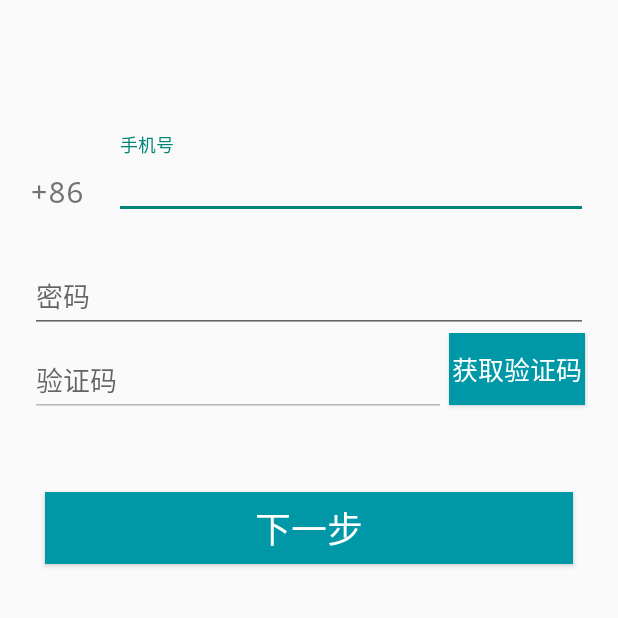
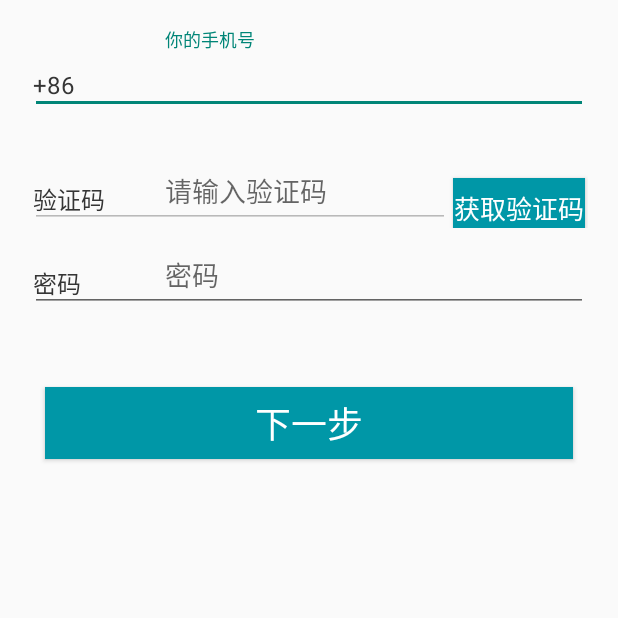
Before and after one commit to QiuMing/ChenXi, an Android app: the RegisterActivity screen opened directly, with no data from a screen before it, on a phone screen of 412 x 824 dp, the top half of it. Run offline under Robolectric (Android 15) with nearby library versions, the phone set to English and light mode, and no system bars; our stand-ins replace ButterKnife, CircleImageView; libraries missing offline, so code that uses them is left out: com.squareup.leakcanary.

Commit message:
It doesn't matter

```diff
--- a/app/src/main/AndroidManifest.xml
+++ b/app/src/main/AndroidManifest.xml
@@ -22,7 +22,7 @@
         android:allowBackup="true"
         android:icon="@mipmap/ic_launcher"
         android:label="@string/app_name"
-        android:theme="@style/AppTheme">
+        android:theme="@style/AppTheme.WithoutActionBar">
 
         <activity
             android:name=".ui.activity.MainActivity"
@@ -40,9 +40,6 @@
             android:name=".ui.activity.RegisterActivity"
             android:screenOrientation="portrait" />
 
-        <activity
-            android:name=".ui.activity.TelVerificationActivity"
-            android:screenOrientation="portrait" />
         <activity
             android:name=".ui.activity.UserInfoActivity"
             android:screenOrientation="portrait" />
--- a/app/src/main/java/com/hunter/chenxi/ui/activity/RegisterActivity.java
+++ b/app/src/main/java/com/hunter/chenxi/ui/activity/RegisterActivity.java
@@ -6,7 +6,6 @@ import android.os.Handler;
 import android.os.Message;
 import android.text.TextUtils;
 import android.util.Log;
-import android.view.View;
 import android.widget.Button;
 import android.widget.EditText;
 
@@ -16,24 +15,24 @@ import com.hunter.chenxi.utils.NumberUtils;
 import com.hunter.chenxi.utils.Utils;
 
 import butterknife.Bind;
+import butterknife.ButterKnife;
+import butterknife.OnClick;
 import cn.smssdk.EventHandler;
 import cn.smssdk.SMSSDK;
 
-public class RegisterActivity extends BaseActivity implements View.OnClickListener {
+public class RegisterActivity extends BaseActivity {
     @Bind(R.id.btnNext)
     Button next;
-    @Bind(R.id.BtnSendVerification)
-    Button btnVerification;
+    @Bind(R.id.BtnSendVerify)
+    Button btnverlfy;
     @Bind(R.id.textTel)
     EditText tel;
-    @Bind(R.id.textVerification)
-    EditText textVerification;
+    @Bind(R.id.textVerify)
+    EditText textVerify;
     @Bind(R.id.textPass)
     EditText texrPass;
 
     private boolean isGetVerification = false;
-    private static String APPKEY = "bdd5b912c5a4";
-    private static String APPSECRET = "168684c94a48523d64c3fc65fc1ae767";
 
     @Override
     public void initContentView() {
@@ -42,8 +41,6 @@ public class RegisterActivity extends BaseActivity implements View.OnClickListen
 
     @Override
     public void initPresenter() {
-        SMSSDK.initSDK(RegisterActivity.this, APPKEY, APPSECRET, true);
-        SMSSDK.registerEventHandler(eh); //注册短信回调
     }
 
     EventHandler eh = new EventHandler() {
@@ -54,7 +51,6 @@ public class RegisterActivity extends BaseActivity implements View.OnClickListen
             msg.arg2 = result;
             msg.obj = data;
             mHandler.sendMessage(msg);
-
         }
 
     };
@@ -95,11 +91,12 @@ public class RegisterActivity extends BaseActivity implements View.OnClickListen
 
     @Override
     public void initView() {
-        next.setOnClickListener(RegisterActivity.this);
-        btnVerification.setOnClickListener(RegisterActivity.this);
-        textVerification.setEnabled(false);
+        ButterKnife.bind(this);
+
+        textVerify.setEnabled(false);
+        btnverlfy.getLayoutParams().height = Utils.sp2px(20 + 20);
+
     }
-
 
     @Override
     protected void onDestroy() {
@@ -107,19 +104,20 @@ public class RegisterActivity extends BaseActivity implements View.OnClickListen
         SMSSDK.unregisterAllEventHandler();
     }
 
-    @Override
-    public void onClick(View view) {
-        switch (view.getId()) {
-
-            case R.id.btnNext:
+    @OnClick(R.id.btnNext)
+    public void btnNext_onClick() {
         if (checkFromData()) {
-                    SMSSDK.submitVerificationCode("86", tel.getText().toString(), textVerification
+            SMSSDK.submitVerificationCode("86", tel.getText().toString(), textVerify
                     .getText().toString());
         }
-                break;
-            case R.id.BtnSendVerification:
+        startActivity(new Intent(RegisterActivity.this, UserInfoActivity.class));
+        finish();
+    }
+
+    @OnClick(R.id.BtnSendVerify)
+    public void BtnSendVerify_onClick() {
         isGetVerification = true;
-                textVerification.setEnabled(true);
+        textVerify.setEnabled(true);
         if (new NumberUtils(tel.getText().toString()).getFacilitatorType() == -1) {
             Utils.toast("请输入手机号码");
             return;
@@ -127,10 +125,8 @@ public class RegisterActivity extends BaseActivity implements View.OnClickListen
         SMSSDK.getVerificationCode("86", tel.getText().toString());//发送验证码
         //60s倒计时
         myCountDownTimer(3);
-                break;
     }
 
-    }
 
     /**
      * 倒计时多少秒
@@ -141,16 +137,16 @@ public class RegisterActivity extends BaseActivity implements View.OnClickListen
         new CountDownTimer(s * 1000, 1000) {
             @Override
             public void onTick(long l) {
-                btnVerification.setEnabled(false);
-                btnVerification.setBackgroundResource(R.color.edittext_border_gray);
-                btnVerification.setText("" + l / 1000 + "秒后获取");
+                btnverlfy.setEnabled(false);
+                btnverlfy.setBackgroundResource(R.color.edittext_border_gray);
+                btnverlfy.setText("" + l / 1000 + "秒后获取");
             }
 
             @Override
             public void onFinish() {
-                btnVerification.setEnabled(true);
-                btnVerification.setText("获取验证码");
-                btnVerification.setBackgroundResource(R.drawable.btn_selected);
+                btnverlfy.setEnabled(true);
+                btnverlfy.setText("获取验证码");
+                btnverlfy.setBackgroundResource(R.drawable.btn_selected);
             }
         }.start();
     }
@@ -164,7 +160,7 @@ public class RegisterActivity extends BaseActivity implements View.OnClickListen
     private boolean checkFromData() {
         boolean notNull = !TextUtils.isEmpty(tel.getText().toString()) &&
                 !TextUtils.isEmpty(texrPass.getText().toString()) &&
-                !TextUtils.isEmpty(textVerification.getText().toString()) && isGetVerification;
+                !TextUtils.isEmpty(textVerify.getText().toString()) && isGetVerification;
 
         if (notNull) {
             if (new NumberUtils(tel.getText().toString()).getFacilitatorType() == -1)
--- a/app/src/main/java/com/hunter/chenxi/ui/activity/UserInfoActivity.java
+++ b/app/src/main/java/com/hunter/chenxi/ui/activity/UserInfoActivity.java
@@ -7,6 +7,7 @@ import android.widget.TextView;
 
 import com.hunter.chenxi.R;
 import com.hunter.chenxi.base.BaseActivity;
+import com.hunter.chenxi.utils.Utils;
 
 import butterknife.Bind;
 
@@ -63,12 +64,15 @@ public class UserInfoActivity extends BaseActivity implements View.OnClickListen
         super.onCreate(savedInstanceState);
     }
 
+    //这个用的时候再改
     @Override
     public void onClick(View view) {
         switch (view.getId()) {
             case R.id.imgHead:
+                Utils.toast("imgHead");
                 break;
             case R.id.textName:
+                Utils.toast("textName");
                 break;
             case R.id.textSex:
                 break;
--- a/app/src/main/java/com/hunter/chenxi/utils/Utils.java
+++ b/app/src/main/java/com/hunter/chenxi/utils/Utils.java
@@ -77,12 +77,30 @@ public class Utils {
     }
 
     /**
-     * pxz转换dip
+     * px转换dip
      */
 
     public static int px2dip(int px) {
         final float scale = getResource().getDisplayMetrics().density;
         return (int) (px / scale + 0.5f);
+    }
+
+
+
+    /**
+     * 将px值转换为sp值，保证文字大小不变
+     */
+    public static int px2sp(float pxValue) {
+        final float fontScale = getResource().getDisplayMetrics().scaledDensity;
+        return (int) (pxValue / fontScale + 0.5f);
+    }
+
+    /**
+     * 将sp值转换为px值
+     */
+    public static int sp2px(float spValue) {
+        final float fontScale = getResource().getDisplayMetrics().scaledDensity;
+        return (int) (spValue * fontScale + 0.5f);
     }
 
     public static int getDimens(int homePictureHeight) {
--- a/app/src/main/res/layout/activity_login.xml
+++ b/app/src/main/res/layout/activity_login.xml
@@ -152,7 +152,8 @@
             android:layout_width="wrap_content"
             android:layout_height="wrap_content"
             android:layout_margin="5dp"
-            android:background="@drawable/ssdk_oks_logo_wechat_selected" />
+            android:background="@drawable/ssdk_oks_logo_wechat_selected"
+           />
 
         <ImageButton
             android:id="@+id/imgbtnSinaWeibo"
--- a/app/src/main/res/layout/activity_register.xml
+++ b/app/src/main/res/layout/activity_register.xml
@@ -7,88 +7,128 @@
 
 
     <!-- 手机号-->
-    <LinearLayout
+
+    <RelativeLayout
         android:layout_width="match_parent"
-        android:layout_height="wrap_content"
-        android:layout_marginTop="70dp"
-        android:orientation="horizontal">
+        android:layout_height="wrap_content">
 
-        <!--左侧-->
         <TextView
-            android:id="@+id/textCountry"
-            android:layout_width="wrap_content"
+            android:layout_width="90dp"
             android:layout_height="wrap_content"
-            android:layout_centerInParent="true"
-            android:layout_gravity="center"
-            android:layout_marginRight="20dp"
-            android:layout_marginTop="10dp"
+            android:layout_alignLeft="@+id/TILTel"
+            android:layout_centerVertical="true"
+            android:layout_marginLeft="2dp"
+            android:paddingTop="17dp"
             android:text="+86"
-            android:textSize="20sp"
-            android:typeface="monospace" />
+            android:textColor="#353535"
+            android:textSize="16sp" />
 
-        <!-- 右侧-->
         <android.support.design.widget.TextInputLayout
-            android:layout_width="0dp"
-            android:layout_height="wrap_content"
-            android:layout_weight="7">
+            android:id="@+id/TILTel"
+            android:layout_width="match_parent"
+            android:layout_height="wrap_content">
 
             <EditText
                 android:id="@+id/textTel"
                 android:layout_width="match_parent"
                 android:layout_height="wrap_content"
-                android:hint="手机号"
-                android:inputType="number" />
+                android:hint="你的手机号"
+                android:inputType="number"
+                android:paddingLeft="90dp" />
+
         </android.support.design.widget.TextInputLayout>
+    </RelativeLayout>
 
-    </LinearLayout>
 
-    <!--密码-->
-    <android.support.design.widget.TextInputLayout
+    <!--验证码-->
+    <LinearLayout
+
         android:layout_width="match_parent"
         android:layout_height="wrap_content"
-        android:layout_marginTop="20dp">
+        android:layout_marginTop="20dp"
+        android:orientation="horizontal">
 
-        <EditText
-            android:id="@+id/textPass"
-            android:layout_width="match_parent"
-            android:layout_height="wrap_content"
-            android:hint="密码"
-            android:inputType="textPassword" />
-    </android.support.design.widget.TextInputLayout>
-    <!--验证码-->
-    <LinearLayout
-        android:layout_width="match_parent"
-        android:layout_height="wrap_content">
 
-        <android.support.design.widget.TextInputLayout
+        <RelativeLayout
             android:layout_width="0dp"
             android:layout_height="wrap_content"
-            android:layout_gravity="center"
             android:layout_weight="4">
 
-            <EditText
-                android:id="@+id/textVerification"
+            <TextView
+                android:layout_width="90dp"
+                android:layout_height="wrap_content"
+                android:layout_alignLeft="@+id/TILVerify"
+                android:layout_centerVertical="true"
+                android:layout_marginLeft="2dp"
+                android:paddingTop="17dp"
+                android:text="验证码"
+                android:textColor="#353535"
+                android:textSize="16sp" />
+
+            <android.support.design.widget.TextInputLayout
+                android:id="@+id/TILVerify"
                 android:layout_width="match_parent"
                 android:layout_height="wrap_content"
-                android:layout_gravity="center"
-                android:hint="验证码"
+                android:layout_gravity="center">
 
-                android:inputType="number" />
-        </android.support.design.widget.TextInputLayout>
-
+                <EditText
+                    android:id="@+id/textVerify"
+                    android:layout_width="match_parent"
+                    android:layout_height="wrap_content"
+                    android:layout_gravity="center"
+                    android:hint="请输入验证码"
+                    android:inputType="number"
+                    android:paddingLeft="90dp" />
+            </android.support.design.widget.TextInputLayout>
+        </RelativeLayout>
 
         <Button
-            android:id="@+id/BtnSendVerification"
+            android:id="@+id/BtnSendVerify"
             android:layout_width="wrap_content"
             android:layout_height="wrap_content"
             android:layout_marginLeft="2dp"
+            android:gravity="center"
             android:layout_marginRight="2dp"
+            android:layout_marginTop="10dp"
             android:background="@drawable/btn_selected"
-            android:padding="2dp"
             android:text="获取验证码"
             android:textColor="@color/white"
             android:textSize="17sp" />
     </LinearLayout>
+
+    <!--密码-->
+
+    <RelativeLayout
+        android:layout_width="match_parent"
+        android:layout_height="wrap_content">
+
+        <TextView
+            android:id="@+id/tv_password"
+            android:layout_width="90dp"
+            android:layout_height="wrap_content"
+            android:layout_alignLeft="@+id/TILPass"
+            android:layout_centerVertical="true"
+            android:paddingLeft="2dp"
+            android:paddingTop="17dp"
+            android:text="@string/login_Pass"
+            android:textColor="#353535"
+            android:textSize="16sp" />
+
+        <android.support.design.widget.TextInputLayout
+            android:id="@+id/TILPass"
+            android:layout_width="match_parent"
+            android:layout_height="wrap_content">
+
+            <EditText
+                android:id="@+id/textPass"
+                android:layout_width="match_parent"
+                android:layout_height="wrap_content"
+                android:hint="@string/login_Pass"
+                android:inputType="textPassword"
+                android:paddingLeft="90dp" />
+        </android.support.design.widget.TextInputLayout>
+    </RelativeLayout>
+
 
     <!--下一步-->
     <Button
--- a/app/src/main/res/values/styles.xml
+++ b/app/src/main/res/values/styles.xml
@@ -7,8 +7,13 @@
         <!--<item name="android:windowBackground">@color/gray_button_background</item>-->
     <!--</style>-->
 
-    <style name="AppTheme" parent="Base.Theme.AppCompat.Light.DarkActionBar">
+    <style name="AppTheme" parent="Theme.AppCompat.Light.DarkActionBar">
         <!-- Customize your theme here. -->
+    </style>
+
+    <style name="AppTheme.WithoutActionBar">
+        <item name="windowActionBar">false</item>
+        <item name="windowNoTitle">true</item>
     </style>
 
     <!--标题栏样式-->
```
Also changed, not shown: app/src/main/java/com/hunter/chenxi/app/BaseApplication.java (+15 -0 lines), app/src/main/java/com/hunter/chenxi/ui/activity/LoginActivity.java (+47 -34 lines), app/src/main/java/com/hunter/chenxi/ui/activity/WXEntryActivity.java (added, +53 -0 lines), app/src/main/res/drawable/ssdk_oks_logo_qq_selected.xml (+4 -4 lines), app/src/main/res/drawable/ssdk_oks_logo_sinaweibo_selected.xml (+4 -4 lines), app/src/main/res/drawable/ssdk_oks_logo_wechat_selected.xml (+4 -4 lines), app/src/main/res/layout/activity_user_info.xml (+8 -8 lines), app/src/main/res/layout/halving_line.xml (added, +11 -0 lines). Lines whose indentation alone changed are shown as unchanged.
